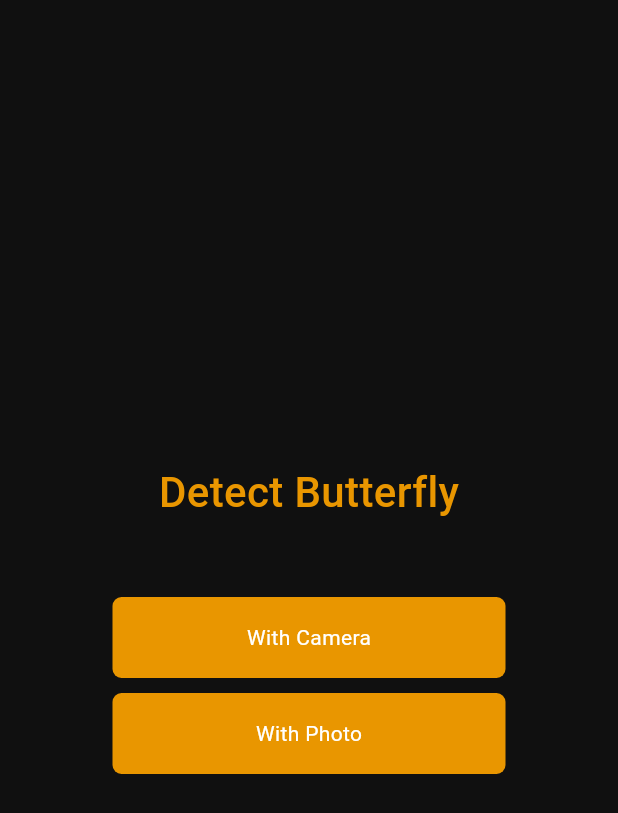
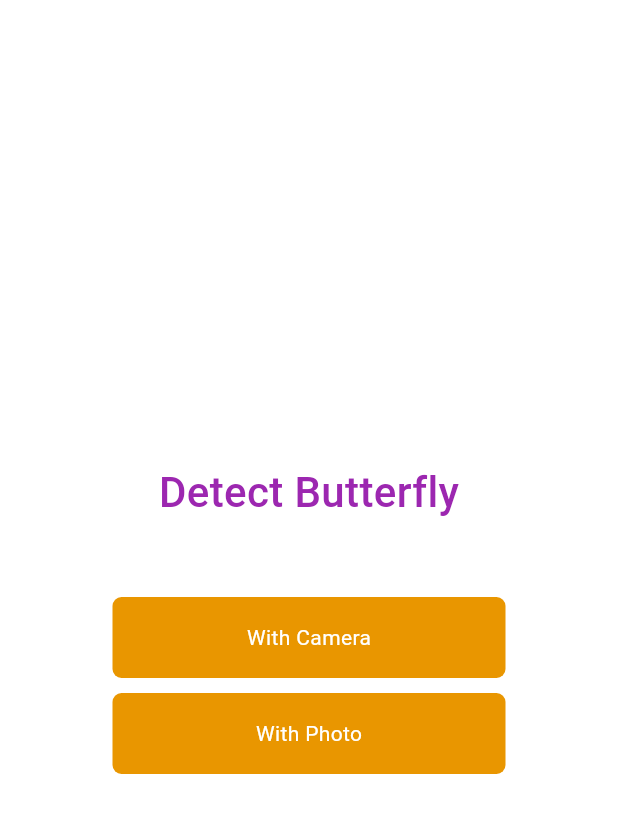
Before and after one commit to SOUROVSANIM/FlutterApplication, a Flutter app: the CameraScreen screen opened directly, on a phone screen of 412 x 824 dp. Shown: the top 813 px of the screen. Run offline on Flutter 3.47's test engine with Material 3 defaults, Android fonts, the phone set to English and light mode, and no system bars; our stand-ins replace camera, cloud_firestore, firebase_auth, firebase_core, firebase_storage, flutter_map and 5 more; missing offline and left inert: comment_box, tflite; accounts and stored records are empty.

Commit message:
after add gradle jv

```diff
--- a/lib/screens/camera_screen.dart
+++ b/lib/screens/camera_screen.dart
@@ -83,7 +83,7 @@ class _CameraScreenState extends State<CameraScreen> {
   @override
   Widget build(BuildContext context) {
     return Scaffold(
-      backgroundColor: Color(0xFF101010),
+      backgroundColor: Colors.white,
       body: Container(
         padding: EdgeInsets.symmetric(horizontal: 24),
         child: Column(
@@ -94,7 +94,7 @@ class _CameraScreenState extends State<CameraScreen> {
               child: Text(
                 'Detect Butterfly',
                 style: TextStyle(
-                  color: Color(0xFFE99600),
+                  color: Colors.purple,
                   fontWeight: FontWeight.w500,
                   fontSize: 28,
                 ),
--- a/pubspec.yaml
+++ b/pubspec.yaml
@@ -65,6 +65,7 @@ dependencies:
   foundation: ^0.0.5
   provider: ^6.1.2
   shared_preferences: ^2.2.2
+  fluttertoast: ^8.2.4
 
 
 
```
Also changed, not shown: pubspec.lock, 1 other file.
